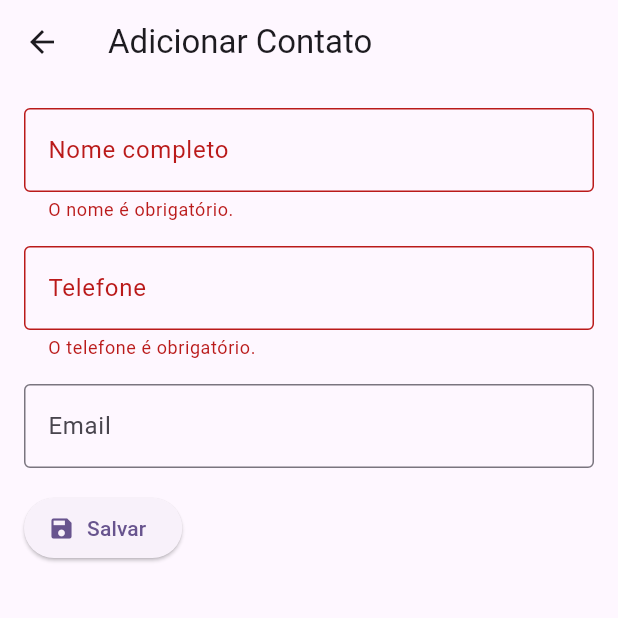
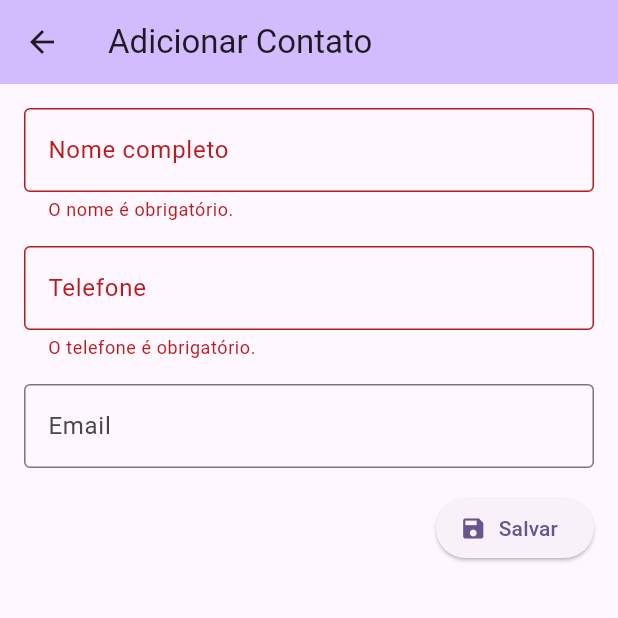
Before and after one commit to jpedro-fsgs/flutter-contact-manager, a Flutter app: the AddContactPage screen opened directly with empty values, after a tap on "Salvar", on a phone screen of 412 x 824 dp, the top half of it. Run offline on Flutter 3.47's test engine with Material 3 defaults, Android fonts, the light colour scheme and no system bars; our stand-ins replace sqflite; accounts and stored records are empty.

Commit message:
fix: add contact validator

```diff
--- a/lib/pages/add_contact_page.dart
+++ b/lib/pages/add_contact_page.dart
@@ -15,11 +15,27 @@ class AddContactPageState extends State<AddContactPage> {
   String? _phone;
   String? _email;
 
+  void onAdd() {
+    if (_formKey.currentState!.validate()) {
+      _formKey.currentState!.save();
+
+      widget.addContact(_name, _phone, _email != "" ? _email : null);
+
+      ScaffoldMessenger.of(context).showSnackBar(
+        const SnackBar(
+          content: Text('Contato salvo com sucesso!'),
+        ),
+      );
+      Navigator.pop(context);
+    }
+  }
+
   @override
   Widget build(BuildContext context) {
     return Scaffold(
       appBar: AppBar(
         title: const Text('Adicionar Contato'),
+        backgroundColor: Theme.of(context).colorScheme.inversePrimary,
       ),
       body: Padding(
         padding: const EdgeInsets.all(16.0),
@@ -55,6 +71,10 @@ class AddContactPageState extends State<AddContactPage> {
                     if (value == null || value.isEmpty) {
                       return 'O telefone é obrigatório.';
                     }
+                    final phoneRegex = RegExp(r"^\+?[0-9\s\-()]{7,15}$");
+                    if (!phoneRegex.hasMatch(value)) {
+                      return 'Insira um telefone válido.';
+                    }
                     return null;
                   },
                   onSaved: (value) {
@@ -83,25 +103,13 @@ class AddContactPageState extends State<AddContactPage> {
                   },
                 ),
                 const SizedBox(height: 16),
-                ElevatedButton.icon(
-                  onPressed: () {
-                    // Função para salvar o contato
-                    if (_formKey.currentState!.validate()) {
-                      _formKey.currentState!.save();
-
-                      widget.addContact(_name, _phone, _email);
-
-
-                      ScaffoldMessenger.of(context).showSnackBar(
-                        const SnackBar(
-                          content: Text('Contato salvo com sucesso!'),
-                        ),
-                      );
-                      Navigator.pop(context); // Volta para a página anterior
-                    }
-                  },
-                  icon: const Icon(Icons.save),
-                  label: const Text('Salvar'),
+                Align(
+                  alignment: Alignment.centerRight,
+                  child: ElevatedButton.icon(
+                    onPressed: onAdd,
+                    icon: const Icon(Icons.save),
+                    label: const Text('Salvar'),
+                  ),
                 ),
               ],
             ),
```
